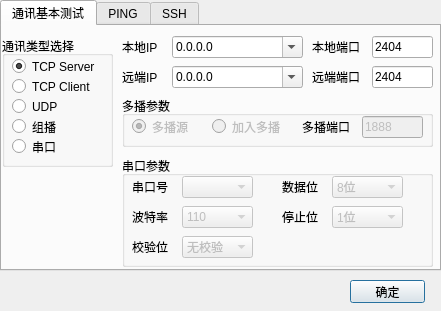
Above: Comm/newdialog.ui from app104/Stuff before the change. Below: the same form after it.
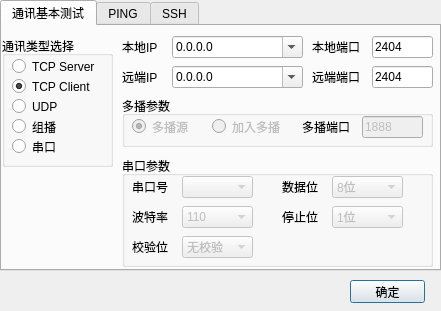
That is the form after the change. Icons and pictures are not drawn.

Patch:
```diff
--- a/Comm/newdialog.ui
+++ b/Comm/newdialog.ui
@@ -64,7 +64,7 @@
        <string>TCP Server</string>
       </property>
       <property name="checked">
-       <bool>true</bool>
+       <bool>false</bool>
       </property>
      </widget>
      <widget class="QRadioButton" name="radioButtonTCPC">
@@ -80,7 +80,7 @@
        <string>TCP Client</string>
       </property>
       <property name="checked">
-       <bool>false</bool>
+       <bool>true</bool>
       </property>
      </widget>
      <widget class="QRadioButton" name="radioButtonUDP">
```
Left out of the diff: 3 changed lines with no effect on the pictures.
